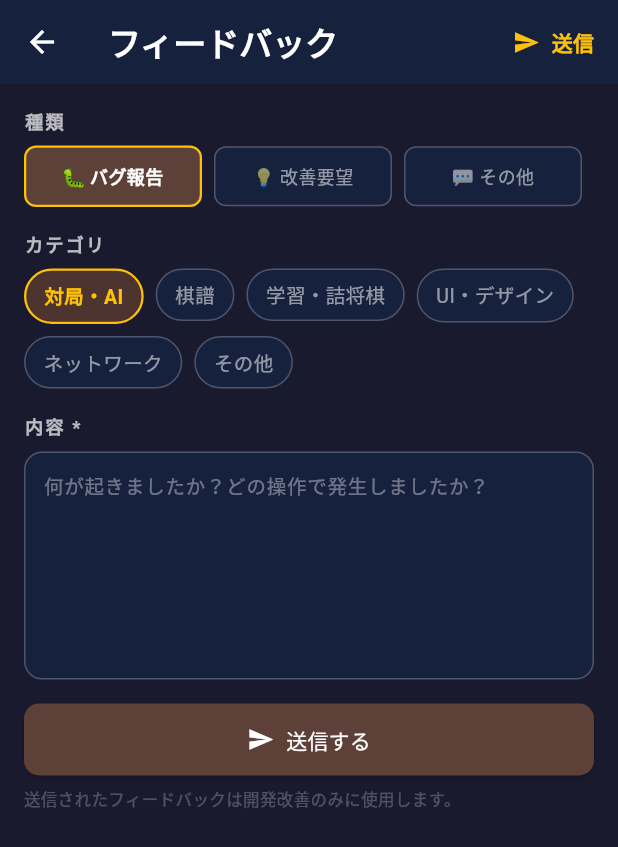
After one commit to zka32101/shogi_app, a Flutter app: the FeedbackScreen screen opened directly, on a phone screen of 412 x 824 dp. The commit adds this screen. Shown: the top 847 px of the screen. Run offline on Flutter 3.47's test engine with Material 3 defaults, Android fonts, the phone set to English and light mode, and no system bars; our stand-ins replace firebase_core, firebase_database, google_mobile_ads, in_app_purchase, shared_preferences; missing offline and left inert: dart:html, dart:js, network_info_plus; accounts and stored records are empty.

Commit message:
feat: バグ報告・改善要望機能を追加（局面SFEN添付対応）
- lib/feedback_screen.dart 新規作成
  - 種別選択（バグ報告/改善要望/その他）
  - カテゴリ選択（対局・AI/棋譜/学習/UI/ネットワーク/その他）
  - 局面データ添付（SFEN + 持ち駒 + 直近20手棋譜）
  - Firebase DB 送信 / オフライン時はクリップボードフォールバック
- lib/game_screen.dart: AppBarに🐛ボタン追加（現局面を自動添付）
- lib/main.dart: 設定タブにフィードバックセクション追加

```diff
--- /dev/null
+++ b/lib/feedback_screen.dart
@@ -0,0 +1,596 @@
+// lib/feedback_screen.dart — バグ報告・改善要望フォーム
+
+import 'package:flutter/material.dart';
+import 'package:flutter/services.dart';
+import 'package:firebase_database/firebase_database.dart';
+import 'piece.dart';
+
+// ===== SFEN エンコーダ（盤面→SFEN文字列） =====
+// SFEN 標準形式: 大文字=先手, 小文字=後手, +P/+p=成り駒
+const _sfenChar = {
+  PieceType.king:          'K',
+  PieceType.rook:          'R',
+  PieceType.bishop:        'B',
+  PieceType.gold:          'G',
+  PieceType.silver:        'S',
+  PieceType.knight:        'N',
+  PieceType.lance:         'L',
+  PieceType.pawn:          'P',
+  PieceType.promotedRook:  '+R',
+  PieceType.promotedBishop:'+B',
+  PieceType.promotedSilver:'+S',
+  PieceType.promotedKnight:'+N',
+  PieceType.promotedLance: '+L',
+  PieceType.promotedPawn:  '+P',
+};
+
+String boardToSfen(List<List<Piece?>> board) {
+  final rows = <String>[];
+  for (int r = 0; r < 9; r++) {
+    var empty = 0;
+    var rowStr = '';
+    for (int c = 0; c < 9; c++) {
+      final p = board[r][c];
+      if (p == null) {
+        empty++;
+      } else {
+        if (empty > 0) { rowStr += empty.toString(); empty = 0; }
+        var ch = _sfenChar[p.type] ?? '?';
+        if (!p.isPlayer1) {
+          // 後手は小文字（+P → +p）
+          ch = ch.startsWith('+')
+              ? '+${ch.substring(1).toLowerCase()}'
+              : ch.toLowerCase();
+        }
+        rowStr += ch;
+      }
+    }
+    if (empty > 0) rowStr += empty.toString();
+    rows.add(rowStr);
+  }
+  return rows.join('/');
+}
+
+// 持ち駒を表示用テキストに変換
+String handToText(Map<PieceType, int> hand, String player) {
+  if (hand.isEmpty) return '$player 持ち駒: なし';
+  final parts = hand.entries
+      .where((e) => e.value > 0)
+      .map((e) => '${pieceLabel(e.key)}${e.value > 1 ? "×${e.value}" : ""}')
+      .join(' ');
+  return '$player 持ち駒: $parts';
+}
+
+// ===== 報告タイプ・カテゴリ =====
+enum FeedbackType { bug, request, other }
+enum FeedbackCategory { game, kifu, study, ui, network, other }
+
+extension FeedbackTypeLabel on FeedbackType {
+  String get label {
+    switch (this) {
+      case FeedbackType.bug:     return '🐛 バグ報告';
+      case FeedbackType.request: return '💡 改善要望';
+      case FeedbackType.other:   return '💬 その他';
+    }
+  }
+  String get hint {
+    switch (this) {
+      case FeedbackType.bug:     return '何が起きましたか？どの操作で発生しましたか？';
+      case FeedbackType.request: return 'どんな機能・改善があると嬉しいですか？';
+      case FeedbackType.other:   return 'ご意見・ご感想をお聞かせください';
+    }
+  }
+}
+
+extension FeedbackCategoryLabel on FeedbackCategory {
+  String get label {
+    switch (this) {
+      case FeedbackCategory.game:    return '対局・AI';
+      case FeedbackCategory.kifu:    return '棋譜';
+      case FeedbackCategory.study:   return '学習・詰将棋';
+      case FeedbackCategory.ui:      return 'UI・デザイン';
+      case FeedbackCategory.network: return 'ネットワーク';
+      case FeedbackCategory.other:   return 'その他';
+    }
+  }
+}
+
+// ===== FeedbackScreen =====
+class FeedbackScreen extends StatefulWidget {
+  /// 設定タブから呼ぶ場合は initialType でタイプを指定
+  final FeedbackType initialType;
+  /// ゲーム画面から呼ぶ場合は以下を渡す
+  final List<List<Piece?>>? board;
+  final Map<PieceType, int>? p1Hand;
+  final Map<PieceType, int>? p2Hand;
+  final List<String>? recentKifu;   // 直近の棋譜テキスト（最大20手）
+  final int? moveCount;
+
+  const FeedbackScreen({
+    super.key,
+    this.initialType = FeedbackType.bug,
+    this.board,
+    this.p1Hand,
+    this.p2Hand,
+    this.recentKifu,
+    this.moveCount,
+  });
+
+  @override
+  State<FeedbackScreen> createState() => _FeedbackScreenState();
+}
+
+class _FeedbackScreenState extends State<FeedbackScreen> {
+  late FeedbackType _type;
+  FeedbackCategory _category = FeedbackCategory.game;
+  final _descCtrl = TextEditingController();
+  bool _includeBoardPos = false;
+  bool _submitting = false;
+
+  String? get _sfen =>
+      widget.board != null ? boardToSfen(widget.board!) : null;
+
+  bool get _hasBoardData => widget.board != null;
+
+  @override
+  void initState() {
+    super.initState();
+    _type = widget.initialType;
+    // ゲーム中から呼ばれた場合は局面添付をデフォルト ON
+    if (_hasBoardData) _includeBoardPos = true;
+  }
+
+  @override
+  void dispose() {
+    _descCtrl.dispose();
+    super.dispose();
+  }
+
+  // ===== 送信 =====
+  Future<void> _submit() async {
+    final desc = _descCtrl.text.trim();
+    if (desc.isEmpty) {
+      ScaffoldMessenger.of(context).showSnackBar(
+        const SnackBar(content: Text('内容を入力してください'), backgroundColor: Colors.red),
+      );
+      return;
+    }
+
+    setState(() => _submitting = true);
+
+    final data = {
+      'type':      _type.name,
+      'category':  _category.name,
+      'description': desc,
+      'appVersion': '1.1.2+13',
+      'submittedAt': DateTime.now().toIso8601String(),
+      if (_includeBoardPos && _sfen != null) 'boardSfen': _sfen,
+      if (_includeBoardPos && widget.p1Hand != null)
+        'p1Hand': widget.p1Hand!.map((k, v) => MapEntry(k.name, v)),
+      if (_includeBoardPos && widget.p2Hand != null)
+        'p2Hand': widget.p2Hand!.map((k, v) => MapEntry(k.name, v)),
+      if (_includeBoardPos && widget.recentKifu != null)
+        'recentKifu': widget.recentKifu!.join('\n'),
+      if (widget.moveCount != null) 'moveCount': widget.moveCount,
+    };
+
+    bool success = false;
+    try {
+      // Firebase に送信
+      await FirebaseDatabase.instance
+          .ref('feedback/${DateTime.now().millisecondsSinceEpoch}')
+          .set(data);
+      success = true;
+    } catch (_) {
+      // Firebase 未設定の場合はクリップボードにフォールバック
+    }
+
+    setState(() => _submitting = false);
+
+    if (!mounted) return;
+
+    if (success) {
+      _showSuccessDialog();
+    } else {
+      // フォールバック: テキストをコピー
+      final text = _buildFallbackText(data);
+      await Clipboard.setData(ClipboardData(text: text));
+      _showFallbackDialog(text);
+    }
+  }
+
+  String _buildFallbackText(Map<String, dynamic> data) {
+    final buf = StringBuffer();
+    buf.writeln('=== 効棋 フィードバック ===');
+    buf.writeln('種類: ${_type.label}');
+    buf.writeln('カテゴリ: ${_category.label}');
+    buf.writeln('バージョン: ${data['appVersion']}');
+    buf.writeln('日時: ${data['submittedAt']}');
+    buf.writeln('');
+    buf.writeln('【内容】');
+    buf.writeln(data['description']);
+    if (data.containsKey('boardSfen')) {
+      buf.writeln('');
+      buf.writeln('【局面 SFEN】');
+      buf.writeln(data['boardSfen']);
+      if (data.containsKey('moveCount')) buf.writeln('手数: ${data['moveCount']}手目');
+    }
+    if (data.containsKey('recentKifu')) {
+      buf.writeln('');
+      buf.writeln('【直近の棋譜】');
+      buf.writeln(data['recentKifu']);
+    }
+    return buf.toString();
+  }
+
+  void _showSuccessDialog() {
+    showDialog(
+      context: context,
+      builder: (_) => AlertDialog(
+        backgroundColor: const Color(0xFF1A1A2E),
+        title: const Text('送信完了', style: TextStyle(color: Colors.white)),
+        content: Column(
+          mainAxisSize: MainAxisSize.min,
+          children: [
+            const Icon(Icons.check_circle, color: Colors.greenAccent, size: 48),
+            const SizedBox(height: 12),
+            const Text(
+              'フィードバックを送信しました。\nご協力ありがとうございます！',
+              style: TextStyle(color: Colors.white70),
+              textAlign: TextAlign.center,
+            ),
+          ],
+        ),
+        actions: [
+          TextButton(
+            onPressed: () {
+              Navigator.pop(context);
+              Navigator.pop(context);
+            },
+            child: const Text('閉じる', style: TextStyle(color: Colors.amber)),
+          ),
+        ],
+      ),
+    );
+  }
+
+  void _showFallbackDialog(String text) {
+    showDialog(
+      context: context,
+      builder: (_) => AlertDialog(
+        backgroundColor: const Color(0xFF1A1A2E),
+        title: const Text('送信できませんでした', style: TextStyle(color: Colors.white)),
+        content: Column(
+          mainAxisSize: MainAxisSize.min,
+          children: [
+            const Icon(Icons.content_copy, color: Colors.amber, size: 40),
+            const SizedBox(height: 12),
+            const Text(
+              'オフライン状態のため、内容をクリップボードにコピーしました。\n以下のメールアドレスに貼り付けて送信してください:',
+              style: TextStyle(color: Colors.white70, fontSize: 13),
+              textAlign: TextAlign.center,
+            ),
+            const SizedBox(height: 8),
+            SelectableText(
+              'support@petitworksapps.example',
+              style: TextStyle(color: Colors.lightBlue.shade300, fontWeight: FontWeight.bold),
+            ),
+          ],
+        ),
+        actions: [
+          TextButton(
+            onPressed: () => Navigator.pop(context),
+            child: const Text('OK', style: TextStyle(color: Colors.amber)),
+          ),
+        ],
+      ),
+    );
+  }
+
+  // ===== UI =====
+  @override
+  Widget build(BuildContext context) {
+    return Scaffold(
+      backgroundColor: const Color(0xFF1A1A2E),
+      appBar: AppBar(
+        backgroundColor: const Color(0xFF16213E),
+        title: const Text(
+          'フィードバック',
+          style: TextStyle(color: Colors.white, fontWeight: FontWeight.bold),
+        ),
+        iconTheme: const IconThemeData(color: Colors.white),
+        actions: [
+          TextButton.icon(
+            icon: _submitting
+                ? const SizedBox(width: 16, height: 16,
+                    child: CircularProgressIndicator(strokeWidth: 2, color: Colors.amber))
+                : const Icon(Icons.send, color: Colors.amber, size: 18),
+            label: const Text('送信', style: TextStyle(color: Colors.amber, fontWeight: FontWeight.bold)),
+            onPressed: _submitting ? null : _submit,
+          ),
+        ],
+      ),
+      body: SingleChildScrollView(
+        padding: const EdgeInsets.all(16),
+        child: Column(
+          crossAxisAlignment: CrossAxisAlignment.start,
+          children: [
+            // ── 種類セレクター ──
+            _sectionLabel('種類'),
+            const SizedBox(height: 8),
+            Row(
+              children: FeedbackType.values.map((t) {
+                final sel = _type == t;
+                return Expanded(
+                  child: Padding(
+                    padding: const EdgeInsets.only(right: 8),
+                    child: GestureDetector(
+                      onTap: () => setState(() => _type = t),
+                      child: AnimatedContainer(
+                        duration: const Duration(milliseconds: 150),
+                        padding: const EdgeInsets.symmetric(vertical: 10),
+                        decoration: BoxDecoration(
+                          color: sel ? Colors.brown.shade700 : const Color(0xFF16213E),
+                          borderRadius: BorderRadius.circular(8),
+                          border: Border.all(
+                            color: sel ? Colors.amber : Colors.white24,
+                            width: sel ? 1.5 : 1,
+                          ),
+                        ),
+                        child: Text(
+                          t.label,
+                          textAlign: TextAlign.center,
+                          style: TextStyle(
+                            color: sel ? Colors.white : Colors.white54,
+                            fontSize: 12,
+                            fontWeight: sel ? FontWeight.bold : FontWeight.normal,
+                          ),
+                        ),
+                      ),
+                    ),
+                  ),
+                );
+              }).toList(),
+            ),
+            const SizedBox(height: 16),
+
+            // ── カテゴリ ──
+            _sectionLabel('カテゴリ'),
+            const SizedBox(height: 8),
+            Wrap(
+              spacing: 8,
+              runSpacing: 8,
+              children: FeedbackCategory.values.map((c) {
+                final sel = _category == c;
+                return GestureDetector(
+                  onTap: () => setState(() => _category = c),
+                  child: AnimatedContainer(
+                    duration: const Duration(milliseconds: 150),
+                    padding: const EdgeInsets.symmetric(horizontal: 12, vertical: 7),
+                    decoration: BoxDecoration(
+                      color: sel ? Colors.brown.shade800 : const Color(0xFF16213E),
+                      borderRadius: BorderRadius.circular(20),
+                      border: Border.all(
+                        color: sel ? Colors.amber : Colors.white24,
+                        width: sel ? 1.5 : 1,
+                      ),
+                    ),
+                    child: Text(
+                      c.label,
+                      style: TextStyle(
+                        color: sel ? Colors.amber : Colors.white54,
+                        fontSize: 13,
+                        fontWeight: sel ? FontWeight.bold : FontWeight.normal,
+                      ),
+                    ),
+                  ),
+                );
+              }).toList(),
+            ),
+            const SizedBox(height: 16),
+
+            // ── 内容 ──
+            _sectionLabel('内容 *'),
+            const SizedBox(height: 8),
+            Container(
+              decoration: BoxDecoration(
+                color: const Color(0xFF16213E),
+                borderRadius: BorderRadius.circular(12),
+                border: Border.all(color: Colors.white24),
+              ),
+              child: TextField(
+                controller: _descCtrl,
+                maxLines: 6,
+                style: const TextStyle(color: Colors.white, fontSize: 14),
+                decoration: InputDecoration(
+                  hintText: _type.hint,
+                  hintStyle: const TextStyle(color: Colors.white38, fontSize: 13),
+                  border: InputBorder.none,
+                  contentPadding: const EdgeInsets.all(12),
+                ),
+              ),
+            ),
+            const SizedBox(height: 16),
+
+            // ── 局面添付（ゲーム画面から呼ばれた場合のみ） ──
+            if (_hasBoardData) ...[
+              _sectionLabel('対象局面'),
+              const SizedBox(height: 8),
+              Container(
+                padding: const EdgeInsets.all(12),
+                decoration: BoxDecoration(
+                  color: const Color(0xFF16213E),
+                  borderRadius: BorderRadius.circular(12),
+                  border: Border.all(
+                    color: _includeBoardPos ? Colors.amber.withAlpha(120) : Colors.white12,
+                  ),
+                ),
+                child: Column(
+                  crossAxisAlignment: CrossAxisAlignment.start,
+                  children: [
+                    Row(
+                      children: [
+                        Icon(
+                          _includeBoardPos ? Icons.attach_file : Icons.attach_file_outlined,
+                          color: _includeBoardPos ? Colors.amber : Colors.white38,
+                          size: 18,
+                        ),
+                        const SizedBox(width: 8),
+                        const Text('局面データを添付', style: TextStyle(color: Colors.white70, fontSize: 14)),
+                        const Spacer(),
+                        Switch(
+                          value: _includeBoardPos,
+                          activeThumbColor: Colors.amber,
+                          activeTrackColor: Colors.amber.withAlpha(80),
+                          onChanged: (v) => setState(() => _includeBoardPos = v),
+                        ),
+                      ],
+                    ),
+                    if (_includeBoardPos) ...[
+                      const Divider(color: Colors.white12, height: 16),
+                      // 手数
+                      if (widget.moveCount != null)
+                        _infoRow(Icons.tag, '手数', '${widget.moveCount}手目'),
+                      // SFEN
+                      if (_sfen != null) ...[
+                        const SizedBox(height: 6),
+                        Text(
+                          'SFEN（局面符号）',
+                          style: TextStyle(color: Colors.white38, fontSize: 11),
+                        ),
+                        const SizedBox(height: 4),
+                        Container(
+                          width: double.infinity,
+                          padding: const EdgeInsets.symmetric(horizontal: 10, vertical: 6),
+                          decoration: BoxDecoration(
+                            color: Colors.black26,
+                            borderRadius: BorderRadius.circular(6),
+                            border: Border.all(color: Colors.white12),
+                          ),
+                          child: Row(
+                            children: [
+                              Expanded(
+                                child: Text(
+                                  _sfen!,
+                                  style: const TextStyle(
+                                    color: Colors.greenAccent,
+                                    fontSize: 11,
+                                    fontFamily: 'monospace',
+                                  ),
+                                  maxLines: 3,
+                                  overflow: TextOverflow.ellipsis,
+                                ),
+                              ),
+                              IconButton(
+                                icon: const Icon(Icons.copy, color: Colors.white38, size: 16),
+                                tooltip: 'SFENをコピー',
+                                onPressed: () async {
+                                  await Clipboard.setData(ClipboardData(text: _sfen!));
+                                  if (context.mounted) {
+                                    ScaffoldMessenger.of(context).showSnackBar(
+                                      const SnackBar(content: Text('SFENをコピーしました'), duration: Duration(seconds: 1)),
+                                    );
+                                  }
+                                },
+                                padding: EdgeInsets.zero,
+                                constraints: const BoxConstraints(),
+                              ),
+                            ],
+                          ),
+                        ),
+                      ],
+                      // 持ち駒
+                      if (widget.p1Hand != null || widget.p2Hand != null) ...[
+                        const SizedBox(height: 6),
+                        if (widget.p1Hand != null)
+                          Text(
+                            handToText(widget.p1Hand!, '▲先手'),
+                            style: const TextStyle(color: Colors.white54, fontSize: 11),
+                          ),
+                        if (widget.p2Hand != null)
+                          Text(
+                            handToText(widget.p2Hand!, '△後手'),
+                            style: const TextStyle(color: Colors.white54, fontSize: 11),
+                          ),
+                      ],
+                      // 直近の棋譜
+                      if (widget.recentKifu != null && widget.recentKifu!.isNotEmpty) ...[
+                        const SizedBox(height: 8),
+                        Text(
+                          '直近の棋譜（最新${widget.recentKifu!.length}手）',
+                          style: TextStyle(color: Colors.white38, fontSize: 11),
+                        ),
+                        const SizedBox(height: 4),
+                        Container(
+                          width: double.infinity,
+                          padding: const EdgeInsets.all(8),
+                          decoration: BoxDecoration(
+                            color: Colors.black26,
+                            borderRadius: BorderRadius.circular(6),
+                            border: Border.all(color: Colors.white12),
+                          ),
+                          child: Text(
+                            widget.recentKifu!.join('\n'),
+                            style: const TextStyle(color: Colors.white60, fontSize: 11),
+                          ),
+                        ),
+                      ],
+                    ],
+                  ],
+                ),
+              ),
+              const SizedBox(height: 16),
+            ],
+
+            // ── 送信ボタン ──
+            SizedBox(
+              width: double.infinity,
+              child: ElevatedButton.icon(
+                icon: _submitting
+                    ? const SizedBox(width: 18, height: 18,
+                        child: CircularProgressIndicator(strokeWidth: 2, color: Colors.white))
+                    : const Icon(Icons.send, size: 18),
+                label: Text(_submitting ? '送信中...' : '送信する'),
+                style: ElevatedButton.styleFrom(
+                  backgroundColor: Colors.brown.shade700,
+                  foregroundColor: Colors.white,
+                  padding: const EdgeInsets.symmetric(vertical: 14),
+                  shape: RoundedRectangleBorder(borderRadius: BorderRadius.circular(10)),
+                ),
+                onPressed: _submitting ? null : _submit,
+              ),
+            ),
+            const SizedBox(height: 8),
+            const Text(
+              '送信されたフィードバックは開発改善のみに使用します。',
+              textAlign: TextAlign.center,
+              style: TextStyle(color: Colors.white24, fontSize: 11),
+            ),
+            const SizedBox(height: 24),
+          ],
+        ),
+      ),
+    );
+  }
+}
+
+// ===== 共通 UI ヘルパー =====
+Widget _sectionLabel(String text) => Text(
+  text,
+  style: const TextStyle(
+    color: Colors.white70,
+    fontSize: 12,
+    fontWeight: FontWeight.w600,
+    letterSpacing: 1.5,
+  ),
+);
+
+Widget _infoRow(IconData icon, String label, String value) => Row(
+  children: [
+    Icon(icon, color: Colors.white38, size: 14),
+    const SizedBox(width: 6),
+    Text(label, style: const TextStyle(color: Colors.white38, fontSize: 12)),
+    const SizedBox(width: 4),
+    Text(value, style: const TextStyle(color: Colors.white70, fontSize: 12, fontWeight: FontWeight.bold)),
+  ],
+);
```
Also changed, not shown: lib/game_screen.dart (+27 -0 lines), lib/main.dart (+82 -0 lines).
